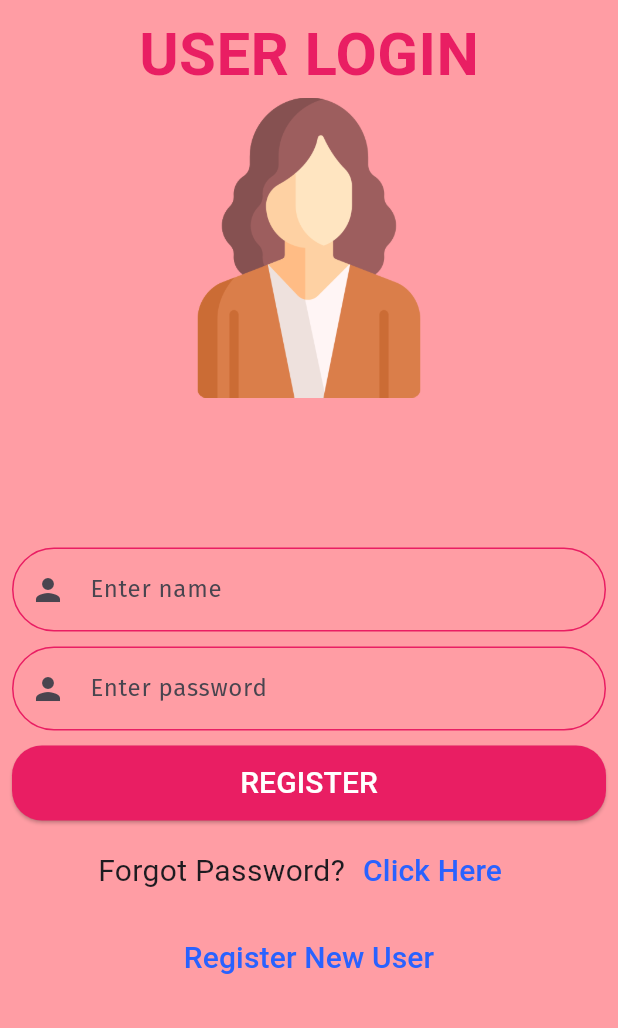
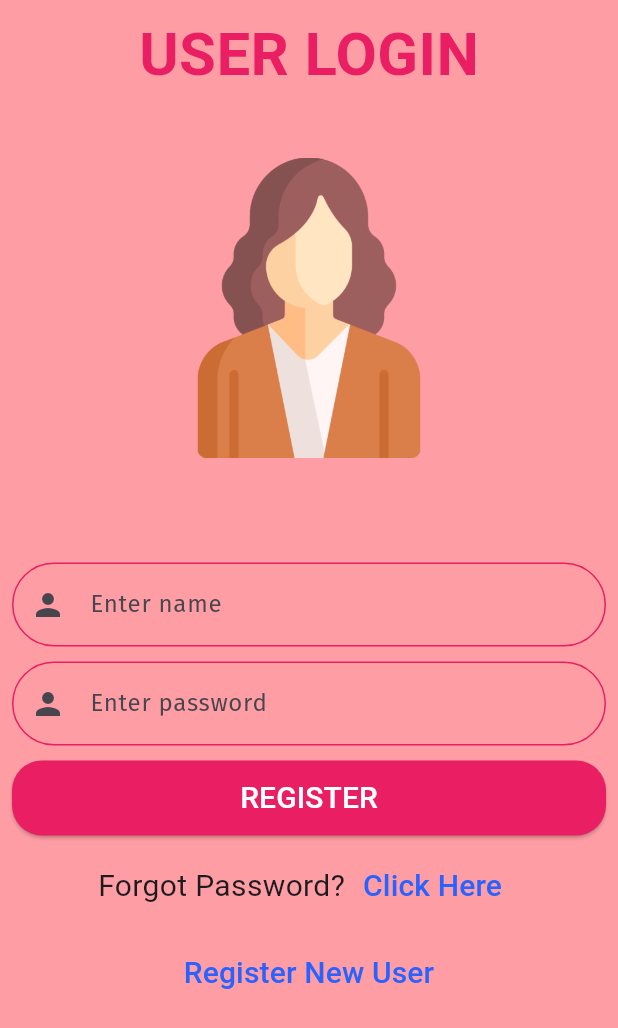
Before and after one commit to pydrive50CS/safety_app, a Flutter app: the screen it shows after launch, on a phone screen of 412 x 824 dp. Shown: the top 1028 px of the screen. Run offline on Flutter 3.47's test engine with Material 3 defaults, Android fonts, the phone set to English and light mode, and no system bars; our stand-ins replace carousel_slider, fluttertoast, google_fonts, webview_flutter; missing offline and left inert: flutter_phone_direct_caller; Roboto replaces fonts that are missing (Belleza).

Commit message:
UI Login Finalized

```diff
--- a/lib/components/custom_text_field.dart
+++ b/lib/components/custom_text_field.dart
@@ -50,16 +50,17 @@ class CustomTextField extends StatelessWidget {
         //This is when you click on the text field and keyboard appears
         focusedBorder: OutlineInputBorder(
           borderRadius: BorderRadius.circular(30),
-          borderSide: BorderSide(style: BorderStyle.solid, color: Colors.yellow
-              // color: Theme.of(context).primaryColor,
-              ),
+          borderSide: BorderSide(
+            style: BorderStyle.solid, color: Color.fromRGBO(248, 131, 121, 1),
+            // color: Theme.of(context).primaryColor,
+          ),
         ),
         //This is the border color at default
         enabledBorder: OutlineInputBorder(
           borderRadius: BorderRadius.circular(30),
           borderSide: BorderSide(
             style: BorderStyle.solid,
-            color: Colors.pink ,
+            color: Colors.pink,
           ),
         ),
         errorBorder: OutlineInputBorder(
--- a/lib/screens/login_screen.dart
+++ b/lib/screens/login_screen.dart
@@ -27,13 +27,16 @@ class LoginScreen extends StatelessWidget {
                     color: Colors.pink,
                   ),
                 ),
+                SizedBox(
+                  height: 40,
+                ),
                 Image.asset(
                   "assets/login.png",
                   height: 200,
                   width: 200,
                 ),
                 SizedBox(
-                  height: 100,
+                  height: 70,
                 ),
                 CustomTextField(
                   hintText: "Enter name",
```
